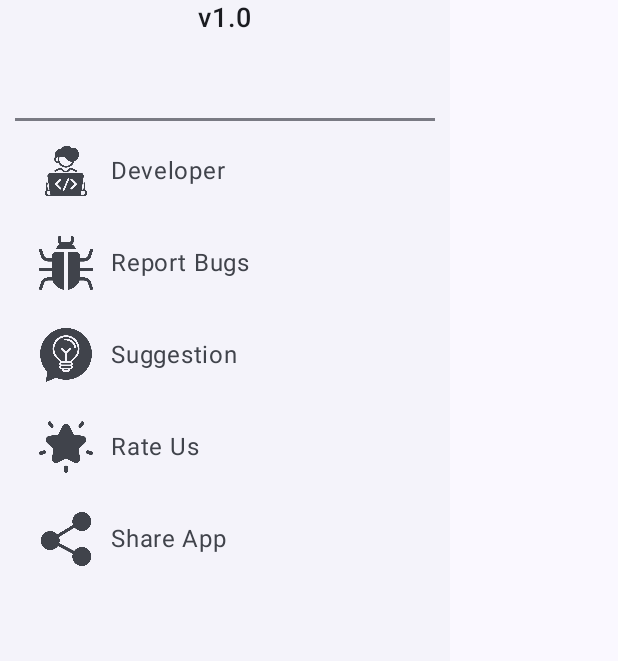
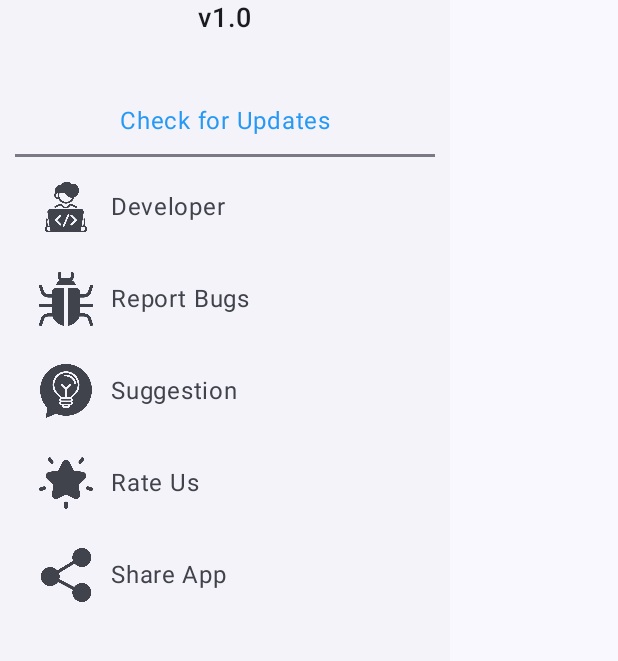
Before and after one commit to aniketmishr/connect-app, an Android app built with Jetpack Compose: the composable NavigationDrawerContent shown on its own in the app's theme, on a phone screen of 412 x 824 dp, the part 212-873 px from its top. Run offline under Robolectric (Android 15) with nearby library versions, the phone set to English and light mode, and no system bars; pictures from the network do not load; 2 statements that could not run were skipped.

Commit message:
add: updates link in navigation drawer

```diff
--- a/app/src/main/java/com/example/connect/ui/presentation/ContactListScreen.kt
+++ b/app/src/main/java/com/example/connect/ui/presentation/ContactListScreen.kt
@@ -72,6 +72,7 @@ import androidx.compose.ui.graphics.asImageBitmap
 import androidx.compose.ui.layout.ContentScale
 import androidx.compose.ui.platform.LocalContext
 import androidx.compose.ui.res.painterResource
+import androidx.compose.ui.text.TextStyle
 import androidx.compose.ui.text.font.FontWeight
 import androidx.compose.ui.text.style.TextAlign
 import androidx.compose.ui.tooling.preview.Preview
@@ -517,6 +518,10 @@ fun NavigationDrawerContent(openGmailApp:(String,Context)->Unit,
                 Text(text = "Connect", fontSize = 24.sp, fontWeight = FontWeight.SemiBold)
                 Text(text = "v1.0", fontSize = 18.sp, fontWeight = FontWeight.SemiBold)
             }
+
+            Text(text = "Check for Updates", fontSize = 16.sp, color = Color(0xFF2699F5),
+                modifier = Modifier.clickable { openBrowser(context, "https://github.com/aniketmishr/connect-app/releases/latest") })
+
             Spacer(modifier = Modifier.height(10.dp))
             Divider(thickness = 2.dp)
             Spacer(modifier = Modifier.height(5.dp))
```
